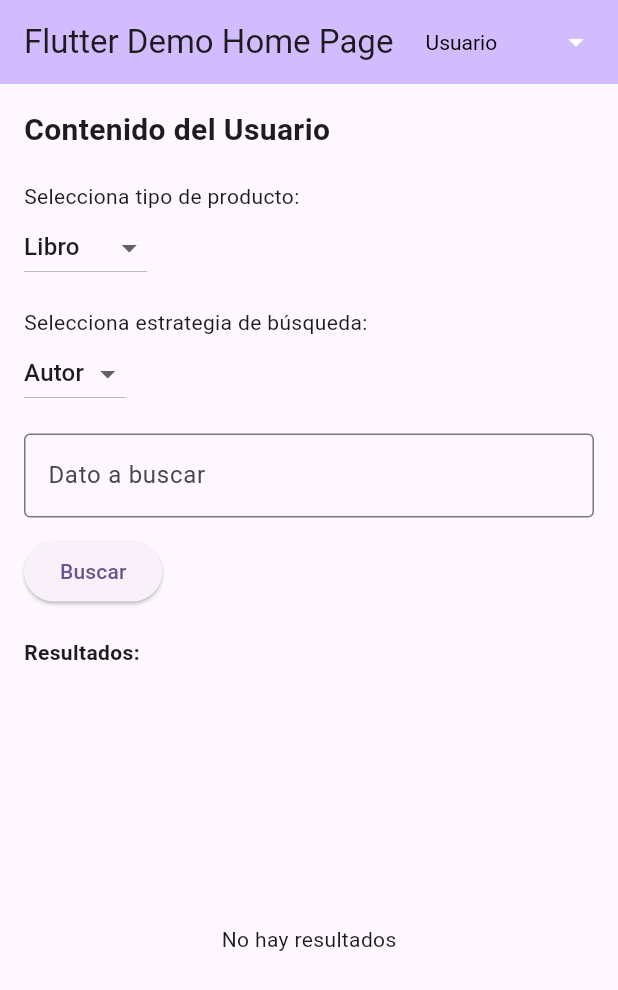
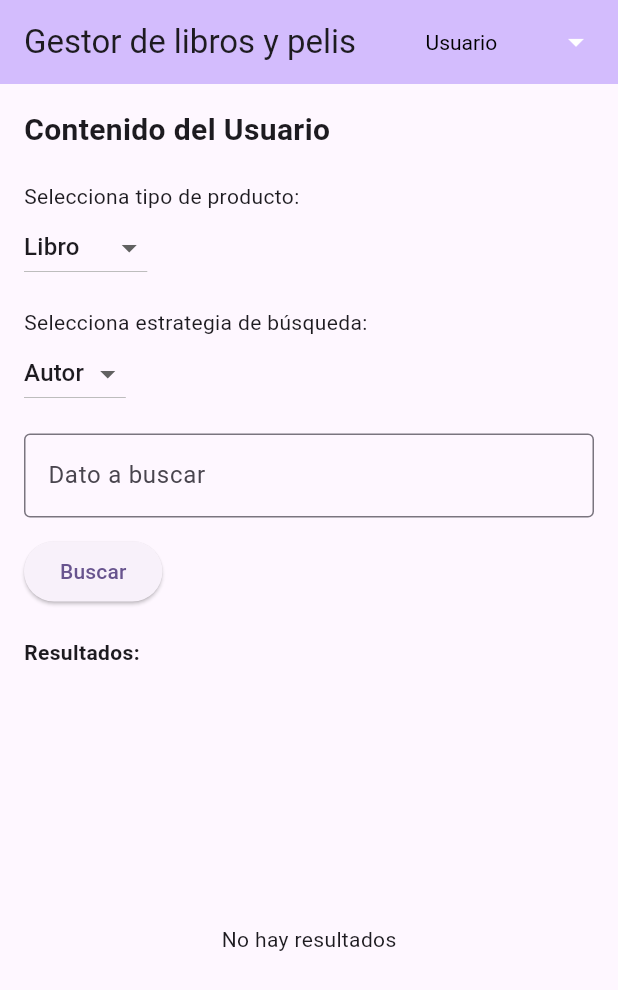
Before and after one commit to lunaanelia/DS_Practica, a Flutter app: the screen it shows after launch, on a phone screen of 412 x 824 dp. Shown: the top 990 px of the screen. Run offline on Flutter 3.47's test engine with Material 3 defaults, Android fonts, the phone set to English and light mode, and no system bars; network calls fail.

Commit message:
mejorando cosas

```diff
--- a/practica4/libros_pelis/lib/main.dart
+++ b/practica4/libros_pelis/lib/main.dart
@@ -20,7 +20,7 @@ class MyApp extends StatelessWidget {
   @override
   Widget build(BuildContext context) {
     return MaterialApp(
-      title: 'Flutter Demo',
+      title: 'Gestor de libros y pelis',
       theme: ThemeData(
         // This is the theme of your application.
         //
@@ -39,7 +39,7 @@ class MyApp extends StatelessWidget {
         // tested with just a hot reload.
         colorScheme: ColorScheme.fromSeed(seedColor: Colors.deepPurple),
       ),
-      home: const MyHomePage(title: 'Flutter Demo Home Page'),
+      home: const MyHomePage(title: 'Gestor de libros y pelis'),
     );
   }
 }
```
